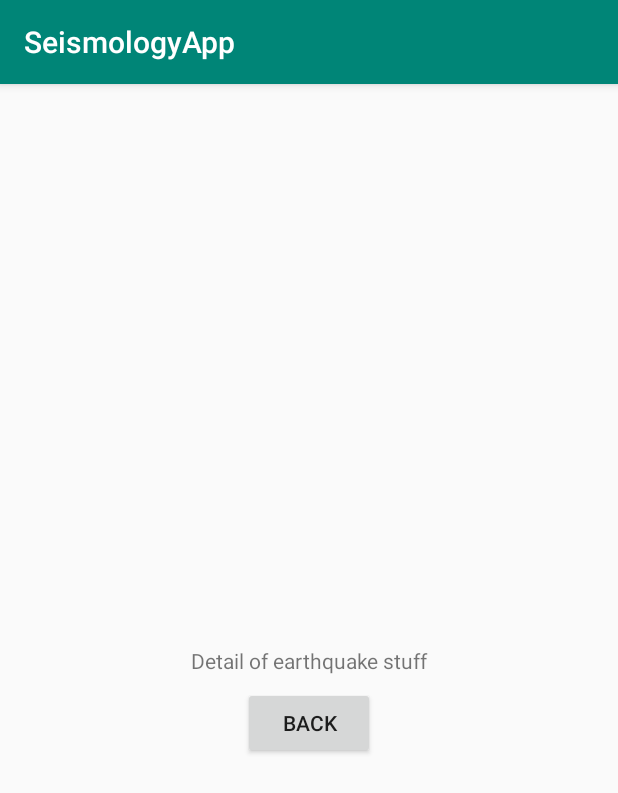
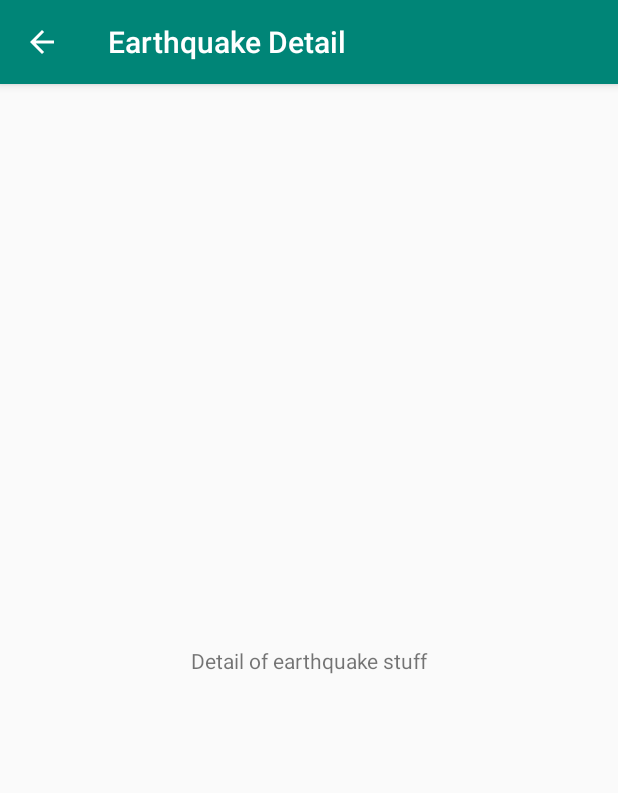
Before and after one commit to alexmcbride/seismologyapp, an Android app: the EarthquakeDetailActivity screen opened directly, with no data from a screen before it, on a phone screen of 412 x 824 dp. Shown: the top 793 px of the screen. Run offline under Robolectric (Android 15) with nearby library versions, the phone set to English and light mode, and no system bars.

```diff
--- a/app/src/main/AndroidManifest.xml
+++ b/app/src/main/AndroidManifest.xml
@@ -11,7 +11,9 @@
         android:supportsRtl="true"
         android:theme="@style/AppTheme"
         tools:ignore="GoogleAppIndexingWarning">
-        <activity android:name=".EarthquakeDetailActivity"></activity>
+        <activity android:name=".EarthquakeDetailActivity"
+            android:parentActivityName=".MainActivity">
+        </activity>
         <activity android:name=".SearchResultsActivity"
             android:parentActivityName=".MainActivity"/>
         <activity
--- a/app/src/main/java/com/alexmcbride/android/seismologyapp/EarthquakeDetailActivity.java
+++ b/app/src/main/java/com/alexmcbride/android/seismologyapp/EarthquakeDetailActivity.java
@@ -3,6 +3,7 @@ package com.alexmcbride.android.seismologyapp;
 import android.content.Context;
 import android.content.Intent;
 import android.support.v4.app.Fragment;
+import android.support.v7.app.ActionBar;
 import android.support.v7.app.AppCompatActivity;
 import android.os.Bundle;
 
@@ -29,10 +30,9 @@ public class EarthquakeDetailActivity extends AppCompatActivity implements Earth
                     .replace(R.id.container, fragment)
                     .commitNow();
         }
-    }
 
-    @Override
-    public void onBack() {
-        finish();
+        ActionBar actionBar = getSupportActionBar();
+        actionBar.setTitle("Earthquake Detail");
+        actionBar.setDisplayHomeAsUpEnabled(true);
     }
 }
--- a/app/src/main/java/com/alexmcbride/android/seismologyapp/EarthquakeDetailFragment.java
+++ b/app/src/main/java/com/alexmcbride/android/seismologyapp/EarthquakeDetailFragment.java
@@ -25,12 +25,7 @@ public class EarthquakeDetailFragment extends Fragment {
     @Override
     public View onCreateView(@NonNull LayoutInflater inflater, @Nullable ViewGroup container, @Nullable Bundle savedInstanceState) {
         View view = inflater.inflate(R.layout.fragment_earthquake_detail, container, false);
-        view.findViewById(R.id.buttonBack).setOnClickListener(new View.OnClickListener() {
-            @Override
-            public void onClick(View view) {
-                mListener.onBack();
-            }
-        });
+
         return view;
     }
 
@@ -59,6 +54,6 @@ public class EarthquakeDetailFragment extends Fragment {
     }
 
     public interface OnFragmentInteractionListener {
-        void onBack();
+
     }
 }
--- a/app/src/main/java/com/alexmcbride/android/seismologyapp/MainActivity.java
+++ b/app/src/main/java/com/alexmcbride/android/seismologyapp/MainActivity.java
@@ -17,7 +17,10 @@ import java.util.ArrayList;
 import java.util.Date;
 import java.util.List;
 
-public class MainActivity extends AppCompatActivity implements SearchEarthquakesFragment.OnFragmentInteractionListener, SearchResultsFragment.OnFragmentInteractionListener, EarthquakeListFragment.OnFragmentInteractionListener {
+public class MainActivity extends AppCompatActivity implements SearchEarthquakesFragment.OnFragmentInteractionListener,
+        SearchResultsFragment.OnFragmentInteractionListener,
+        EarthquakeListFragment.OnFragmentInteractionListener,
+        EarthquakeDetailFragment.OnFragmentInteractionListener{
     private SectionsPagerAdapter mSectionsPagerAdapter;
     private ViewPager mViewPager;
 
--- a/app/src/main/res/layout/fragment_earthquake_detail.xml
+++ b/app/src/main/res/layout/fragment_earthquake_detail.xml
@@ -17,16 +17,4 @@
         app:layout_constraintStart_toStartOf="parent"
         app:layout_constraintTop_toTopOf="parent" />
 
-    <Button
-        android:id="@+id/buttonBack"
-        android:layout_width="wrap_content"
-        android:layout_height="wrap_content"
-        android:layout_marginStart="8dp"
-        android:layout_marginTop="8dp"
-        android:layout_marginEnd="8dp"
-        android:text="Back"
-        app:layout_constraintEnd_toEndOf="parent"
-        app:layout_constraintStart_toStartOf="parent"
-        app:layout_constraintTop_toBottomOf="@+id/message" />
-
 </android.support.constraint.ConstraintLayout>
```
Also changed, not shown: app/src/main/java/com/alexmcbride/android/seismologyapp/EarthquakeListFragment.java (+11 -2 lines), app/src/main/res/layout-land/fragment_earthquake_list.xml (added, +18 -0 lines).
